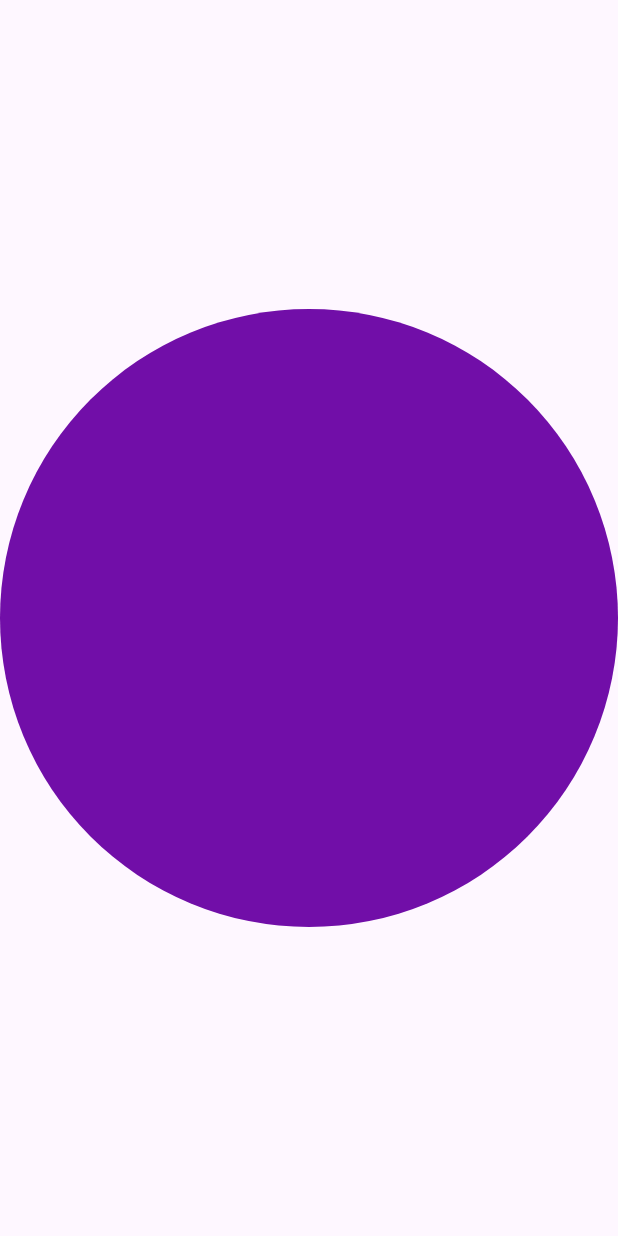
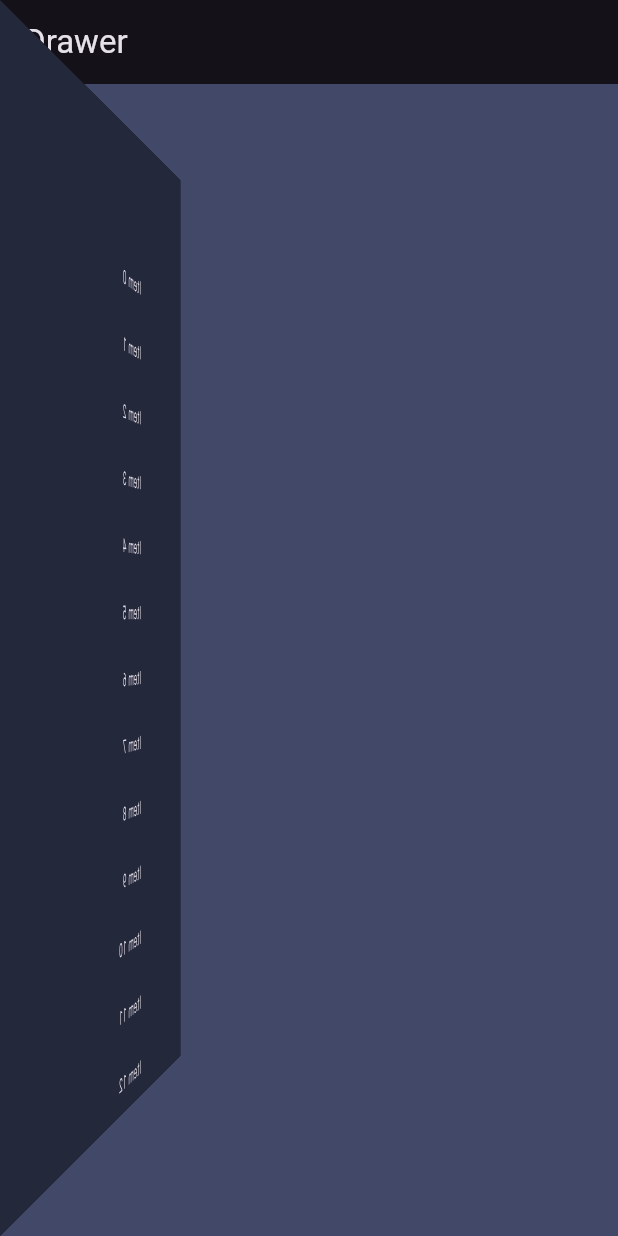
Before and after one commit to kinleyrabgay/flutter_animation_course, a Flutter app: the screen it shows after launch, on a phone screen of 412 x 824 dp. Run offline on Flutter 3.47's test engine with Material 3 defaults, Android fonts, the phone set to English and light mode, and no system bars.

Commit message:
app: animated drawer
Signed-off-by: kinleyrabgay <fsd.rabgay@gmail.com>

```diff
--- /dev/null
+++ b/lib/example6/example6.dart
@@ -0,0 +1,140 @@
+import 'package:flutter/material.dart';
+import 'dart:math' show pi;
+
+class Drawer extends StatefulWidget {
+  final Widget child;
+  final Widget drawer;
+
+  const Drawer({
+    super.key,
+    required this.child,
+    required this.drawer,
+  });
+
+  @override
+  State<Drawer> createState() => _DrawerState();
+}
+
+class _DrawerState extends State<Drawer> with TickerProviderStateMixin {
+  late AnimationController _xControllerForChild;
+  late Animation<double> _yRoationAnimationForChild;
+
+  late AnimationController _xControllerForDrawer;
+  late Animation<double> _yRoationAnimationForDrawer;
+
+  @override
+  void initState() {
+    super.initState();
+    _xControllerForChild = AnimationController(
+      vsync: this,
+      duration: const Duration(milliseconds: 300),
+    );
+    _yRoationAnimationForChild = Tween<double>(
+      begin: 0.0,
+      end: -pi / 2,
+    ).animate(_xControllerForChild);
+
+    _xControllerForDrawer = AnimationController(
+      vsync: this,
+      duration: const Duration(milliseconds: 300),
+    );
+    _yRoationAnimationForDrawer = Tween<double>(
+      begin: pi / 2,
+      end: 0,
+    ).animate(_xControllerForChild);
+  }
+
+  @override
+  void dispose() {
+    _xControllerForChild.dispose();
+    _xControllerForDrawer.dispose();
+    super.dispose();
+  }
+
+  @override
+  Widget build(BuildContext context) {
+    final screenWidth = MediaQuery.of(context).size.width;
+    final maxDrag = screenWidth * 0.8;
+
+    return GestureDetector(
+      onHorizontalDragUpdate: (details) {
+        final delta = details.delta.dx / maxDrag;
+        _xControllerForChild.value += delta;
+        _xControllerForDrawer.value += delta;
+      },
+      onHorizontalDragEnd: (details) {
+        if (_xControllerForChild.value < 0.5) {
+          _xControllerForChild.reverse();
+          _xControllerForDrawer.reverse();
+        } else {
+          _xControllerForChild.forward();
+          _xControllerForDrawer.forward();
+        }
+      },
+      child: AnimatedBuilder(
+        animation: Listenable.merge([
+          _xControllerForChild,
+          _xControllerForDrawer,
+        ]),
+        builder: (context, child) {
+          return Stack(
+            children: [
+              Container(
+                color: const Color(0xFF1a1b26),
+              ),
+              Transform(
+                alignment: Alignment.centerLeft,
+                transform: Matrix4.identity()
+                  ..setEntry(3, 2, 0.001)
+                  ..translate(_xControllerForChild.value * maxDrag)
+                  ..rotateY(_yRoationAnimationForChild.value),
+                child: widget.child,
+              ),
+              Transform(
+                alignment: Alignment.centerRight,
+                transform: Matrix4.identity()
+                  ..setEntry(3, 2, 0.001)
+                  ..translate(
+                      -screenWidth + _xControllerForDrawer.value * maxDrag)
+                  ..rotateY(_yRoationAnimationForDrawer.value),
+                child: widget.drawer,
+              ),
+            ],
+          );
+        },
+      ),
+    );
+  }
+}
+
+class Example6 extends StatelessWidget {
+  const Example6({super.key});
+
+  @override
+  Widget build(BuildContext context) {
+    return Drawer(
+      drawer: Material(
+        child: Container(
+          color: const Color(0xff24283b),
+          child: ListView.builder(
+            padding: const EdgeInsets.only(left: 100, top: 100),
+            itemCount: 20,
+            itemBuilder: (context, index) {
+              return ListTile(
+                title: Text('Item $index'),
+              );
+            },
+          ),
+        ),
+      ),
+      child: Scaffold(
+        appBar: AppBar(
+          title: const Text('Drawer'),
+        ),
+        body: Container(
+          color: const Color(0xff414868),
+        ),
+      ),
+    );
+  }
+}
--- a/lib/main.dart
+++ b/lib/main.dart
@@ -1,5 +1,5 @@
 import 'package:flutter/material.dart';
-import 'package:flutter_animation_course/example5/example5.dart';
+import 'package:flutter_animation_course/example6/example6.dart';
 
 void main() {
   runApp(const MyApp());
@@ -14,11 +14,11 @@
     return MaterialApp(
       title: 'Flutter Animation Course',
       theme: ThemeData(brightness: Brightness.dark),
-      darkTheme: ThemeData(brightness: Brightness.light),
+      darkTheme: ThemeData(brightness: Brightness.dark),
       themeMode: ThemeMode.dark,
       debugShowCheckedModeBanner: false,
       debugShowMaterialGrid: false,
-      home: const Example5(),
+      home: const Example6(),
     );
   }
 }
```
